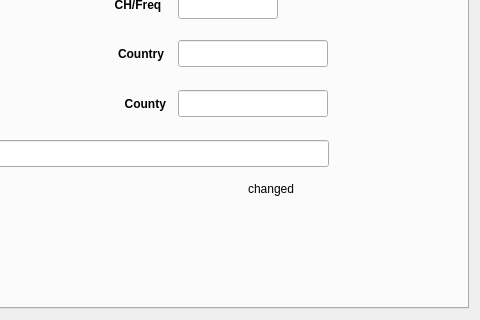
The window that src/forms/mainwindow.ui (Spidersbox/HamstersDB) describes before a commit, drawn with Qt 5; both pictures show x 404 to 884 and y 165 to 485 of the 884 by 485 pixel window.
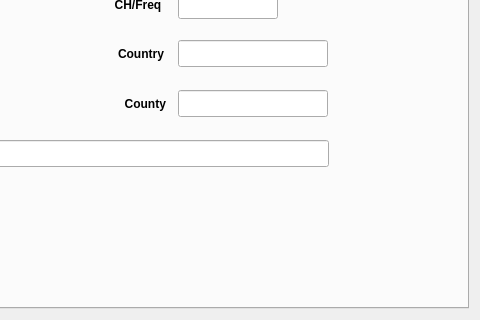
The same window after the commit.

Commit message: change ico background.

What changed in the file:
```diff
--- a/src/forms/mainwindow.ui
+++ b/src/forms/mainwindow.ui
@@ -344,7 +344,7 @@
               </rect>
              </property>
              <property name="text">
-              <string>changed</string>
+              <string></string>
              </property>
             </widget>
            </widget>
```
The commit also changes 1 other file.
